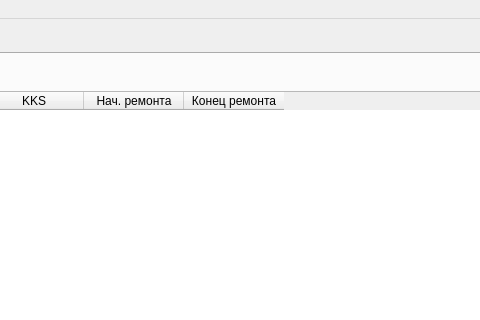
First picture: the form in mainwindow.ui, repository Balyaev-D-A/MFDB, before the edit; both pictures show x 437 to 917 and y 0 to 320 of the 1235 by 677 pixel window.
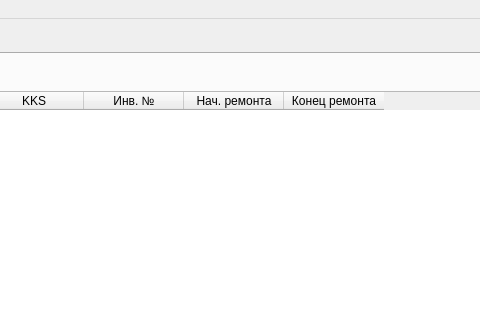
Second picture: the form after the edit. The open tabs and pages were chosen to show the change. Icons and pictures are not drawn. Custom widgets are drawn as their Qt base class.

Commit message: Добавлен инвентарный номер в таблицу КР

Patch:
```diff
--- a/mainwindow.ui
+++ b/mainwindow.ui
@@ -719,6 +719,11 @@
               <string>KKS</string>
              </property>
             </column>
+            <column>
+             <property name="text">
+              <string>Инв. №</string>
+             </property>
+            </column>
             <column>
              <property name="text">
               <string>Нач. ремонта</string>
```
The commit also changes 1 other file.
